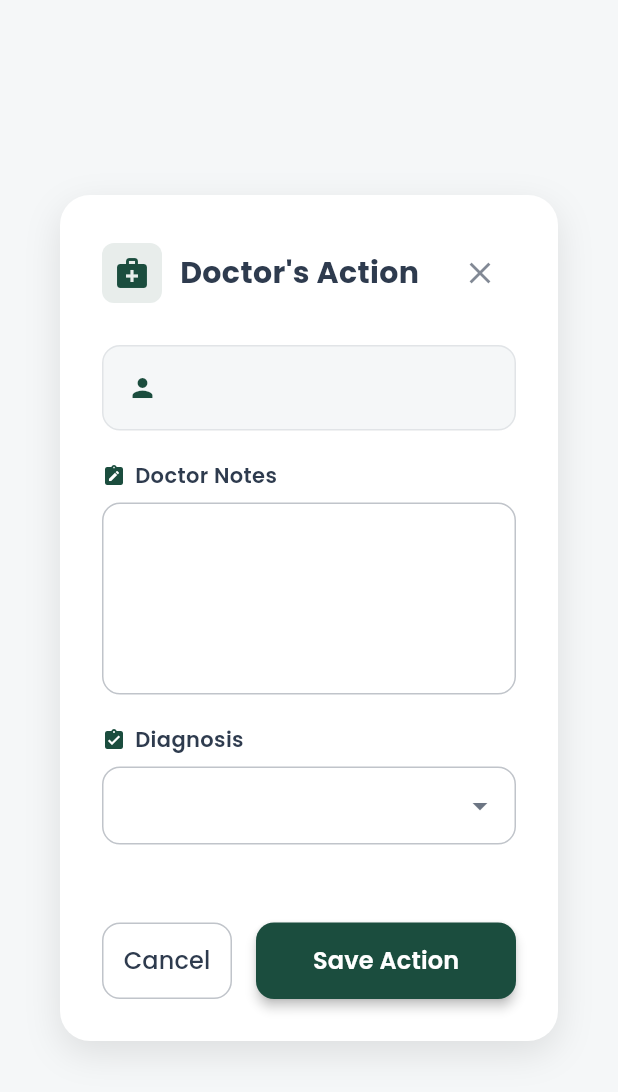
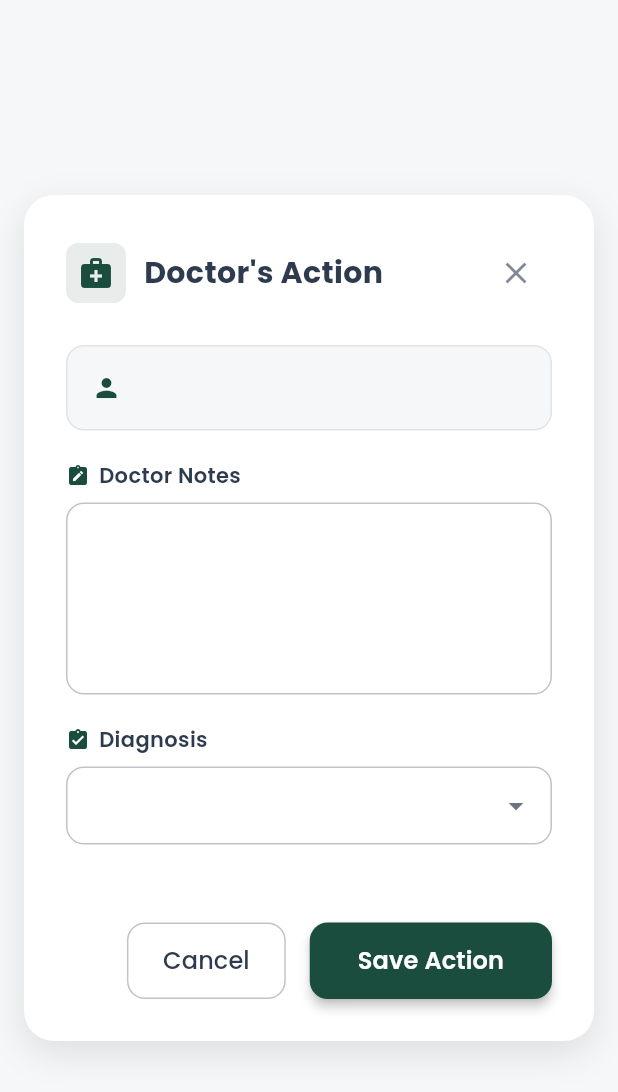
Before and after one commit to ammarr-x1/TBCare, a Flutter app: the CaseActionModal widget shown alone on an empty page, opened directly with empty values, on a phone screen of 412 x 824 dp. Shown: the top 1092 px of the screen. Run offline on Flutter 3.47's test engine with Material 3 defaults, Android fonts, the phone set to English and light mode, and no system bars; our stand-ins replace cloud_firestore, firebase_auth, firebase_core, firebase_storage, fl_chart, flutter_svg and 5 more; missing offline and left inert: file_selector, record; accounts and stored records are empty.

Commit message:
minor bugs removed from SandD

```diff
--- a/lib/features/doctor/screens/screening/components/case_action_modal.dart
+++ b/lib/features/doctor/screens/screening/components/case_action_modal.dart
@@ -1,3 +1,4 @@
+import 'dart:ui';
 import 'package:firebase_auth/firebase_auth.dart';
 import 'package:flutter/material.dart';
 import 'package:tbcare_main/core/app_constants.dart';
@@ -20,6 +21,7 @@ class CaseActionModal extends StatefulWidget {
 }
 
 class _CaseActionModalState extends State<CaseActionModal> {
+  final _formKey = GlobalKey<FormState>();
   final TextEditingController _noteController = TextEditingController();
   final TextEditingController _requestedTestController =
       TextEditingController();
@@ -36,21 +38,15 @@ class _CaseActionModalState extends State<CaseActionModal> {
   }
 
   Future<void> _submitDiagnosis() async {
+    if (!(_formKey.currentState?.validate() ?? false)) {
+      return;
+    }
+
     final note = _noteController.text.trim();
     final diagnosis = _diagnosis ?? '';
     final requestedTest = _diagnosis == 'Needs Lab Test'
         ? _requestedTestController.text.trim()
         : null;
-
-    if (diagnosis.isEmpty) {
-      ScaffoldMessenger.of(context).showSnackBar(
-        SnackBar(
-          content: Text("Please select a diagnosis."),
-          backgroundColor: errorColor,
-        ),
-      );
-      return;
-    }
 
     setState(() => isSubmitting = true);
 
@@ -90,7 +86,14 @@ class _CaseActionModalState extends State<CaseActionModal> {
 
   @override
   Widget build(BuildContext context) {
-    return Dialog(
+    final screenWidth = MediaQuery.of(context).size.width;
+    // Leave 25% margin on left and right for larger screens, otherwise use default padding
+    final horizontalPadding = screenWidth > 800 ? screenWidth * 0.25 : 16.0;
+
+    return BackdropFilter(
+      filter: ImageFilter.blur(sigmaX: 5.0, sigmaY: 5.0),
+      child: Dialog(
+        insetPadding: EdgeInsets.symmetric(horizontal: horizontalPadding, vertical: 24.0),
         shape: RoundedRectangleBorder(borderRadius: BorderRadius.circular(20.0)),
         elevation: 15,
         backgroundColor: Colors.transparent,
@@ -108,6 +111,8 @@ class _CaseActionModalState extends State<CaseActionModal> {
           ),
         padding: const EdgeInsets.all(28.0),
         child: SingleChildScrollView(
+          child: Form(
+            key: _formKey,
             child: Column(
               mainAxisSize: MainAxisSize.min,
               children: [
@@ -190,6 +195,7 @@ class _CaseActionModalState extends State<CaseActionModal> {
                 items: ['TB', 'Not TB', 'Needs Lab Test'],
                 onChanged: (value) => setState(() => _diagnosis = value),
                 icon: Icons.assignment_turned_in,
+                validator: (value) => value == null || value.isEmpty ? 'Please select a diagnosis' : null,
               ),
               const SizedBox(height: 20),
 
@@ -201,6 +207,7 @@ class _CaseActionModalState extends State<CaseActionModal> {
                       labelText: "Requested Test",
                       maxLines: 1,
                       icon: Icons.science,
+                      validator: (value) => value == null || value.trim().isEmpty ? 'Please specify the requested test' : null,
                     ),
                     const SizedBox(height: 12),
                     Container(
@@ -239,14 +246,14 @@ class _CaseActionModalState extends State<CaseActionModal> {
 
               // Action Buttons
               Row(
+                mainAxisAlignment: MainAxisAlignment.end,
                 children: [
-                  Expanded(
-                    child: OutlinedButton(
+                  OutlinedButton(
                     onPressed: () => Navigator.pop(context),
                     style: OutlinedButton.styleFrom(
                       foregroundColor: secondaryColor,
                       side: BorderSide(color: secondaryColor.withOpacity(0.3)),
-                        padding: const EdgeInsets.symmetric(vertical: 14),
+                      padding: const EdgeInsets.symmetric(vertical: 14, horizontal: 24),
                       shape: RoundedRectangleBorder(
                         borderRadius: BorderRadius.circular(12),
                       ),
@@ -259,16 +266,13 @@ class _CaseActionModalState extends State<CaseActionModal> {
                       ),
                     ),
                   ),
-                  ),
                   const SizedBox(width: 16),
-                  Expanded(
-                    flex: 2,
-                    child: ElevatedButton(
+                  ElevatedButton(
                     onPressed: isSubmitting ? null : _submitDiagnosis,
                     style: ElevatedButton.styleFrom(
                       backgroundColor: primaryColor,
                       foregroundColor: Colors.white,
-                        padding: const EdgeInsets.symmetric(vertical: 14),
+                      padding: const EdgeInsets.symmetric(vertical: 14, horizontal: 32),
                       shape: RoundedRectangleBorder(
                         borderRadius: BorderRadius.circular(12),
                       ),
@@ -291,10 +295,11 @@ class _CaseActionModalState extends State<CaseActionModal> {
                             ),
                           ),
                   ),
+                ],
               ),
             ],
           ),
-            ],
+        ),
       ),
         ),
       ),
@@ -306,6 +311,7 @@ class _CaseActionModalState extends State<CaseActionModal> {
     required String labelText,
     int maxLines = 1,
     IconData? icon,
+    String? Function(String?)? validator,
   }) {
     return Column(
       crossAxisAlignment: CrossAxisAlignment.start,
@@ -327,9 +333,10 @@ class _CaseActionModalState extends State<CaseActionModal> {
           ),
           const SizedBox(height: 8),
         ],
-        TextField(
+        TextFormField(
           controller: controller,
           maxLines: maxLines,
+          validator: validator,
           style: TextStyle(color: secondaryColor, fontSize: bodySize),
           decoration: InputDecoration(
             labelText: icon == null ? labelText : null,
@@ -364,6 +371,7 @@ class _CaseActionModalState extends State<CaseActionModal> {
     required List<String> items,
     required ValueChanged<String?> onChanged,
     IconData? icon,
+    String? Function(String?)? validator,
   }) {
     return Column(
       crossAxisAlignment: CrossAxisAlignment.start,
@@ -387,6 +395,7 @@ class _CaseActionModalState extends State<CaseActionModal> {
         ],
         DropdownButtonFormField<String>(
           value: value,
+          validator: validator,
           decoration: InputDecoration(
             labelText: icon == null ? labelText : null,
             labelStyle: TextStyle(color: secondaryColor.withOpacity(0.7)),
```
Also changed, not shown: lib/features/doctor/screens/screening/components/case_detail_dialog.dart (+73 -16 lines). Lines whose indentation alone changed are shown as unchanged.
